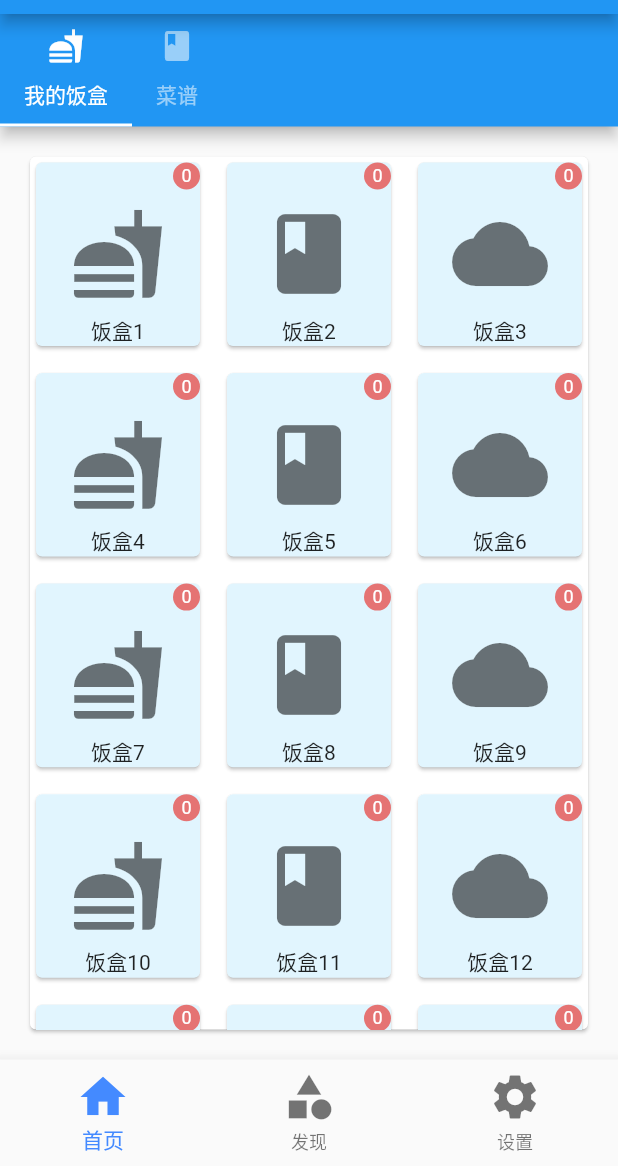
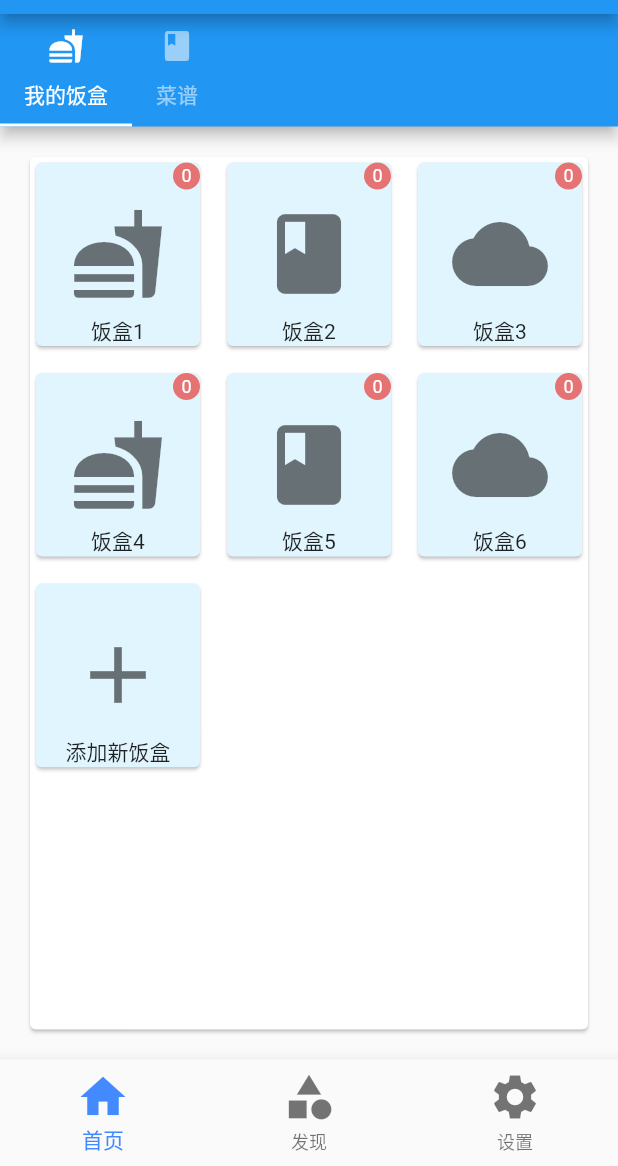
Before and after one commit to EarlyAnt/flutterApp, a Flutter app: the screen it shows after launch, on a phone screen of 412 x 824 dp, the part 70-1236 px from its top. Run offline on Flutter 3.47's test engine with Material 2 defaults, Android fonts, the phone set to English and light mode, and no system bars.

Commit message:
1.实现了只有点击Dialog上的Start按钮，返回上层页面时才刷新饭盒列表。 2.实现了➕按钮右上角不显示过期天数的效果。

```diff
--- a/flutterapp/lib/pages/tabs/HomePage.dart
+++ b/flutterapp/lib/pages/tabs/HomePage.dart
@@ -108,15 +108,6 @@ List<Choice> dishes = <Choice>[
   const Choice(title: '饭盒4', icon: Icons.fastfood),
   const Choice(title: '饭盒5', icon: Icons.book),
   const Choice(title: '饭盒6', icon: Icons.cloud),
-  const Choice(title: '饭盒7', icon: Icons.fastfood),
-  const Choice(title: '饭盒8', icon: Icons.book),
-  const Choice(title: '饭盒9', icon: Icons.cloud),
-  const Choice(title: '饭盒10', icon: Icons.fastfood),
-  const Choice(title: '饭盒11', icon: Icons.book),
-  const Choice(title: '饭盒12', icon: Icons.cloud),
-  const Choice(title: '饭盒13', icon: Icons.fastfood),
-  const Choice(title: '饭盒14', icon: Icons.book),
-  const Choice(title: '饭盒15', icon: Icons.cloud),
   const Choice(title: '添加新饭盒', icon: Icons.add, button: true),
 ];
 
@@ -138,8 +129,12 @@ class DishCard extends StatelessWidget {
       );
 
   Future _showDialog(BuildContext context) async {
-    await showDialog(context: context, builder: (ctx) => _buildDialog());
-    if (this.callback != null) this.callback();
+    await showDialog(context: context, builder: (ctx) => _buildDialog())
+        .then((value) => {
+              print('result: ' + value.toString()),
+              if (value == true && callback != null) callback()
+            });
+    // if (this.callback != null) this.callback();
   }
 
   @override
@@ -163,7 +158,9 @@ class DishCard extends StatelessWidget {
                 alignment: Alignment.bottomCenter,
                 child: Text(choice.title),
               ),
-              Align(
+              Visibility(
+                visible: choice.button != true,
+                child: Align(
                   alignment: Alignment.topRight,
                   child: Container(
                     width: 18.0,
@@ -173,6 +170,7 @@ class DishCard extends StatelessWidget {
                       child: Text(
                         Random().nextInt(10).toString(),
                         style: TextStyle(fontSize: 12, color: Colors.white),
+                      ),
                     ),
                   ),
                 ),
--- a/flutterapp/lib/pages/tabs/Scan.dart
+++ b/flutterapp/lib/pages/tabs/Scan.dart
@@ -126,7 +126,7 @@ class _ScanDialogState extends State<ScanDialog> {
           GestureDetector(
             onTap: () {
               setState(() {
-                this.startCountdownTimer(() => Navigator.of(context).pop());
+                this.startCountdownTimer(() => Navigator.of(context).pop(true));
                 if (this._scanState == ScanStates.Start)
                   this._scanState = ScanStates.Doing;
               });
```
Lines whose indentation alone changed are shown as unchanged.
